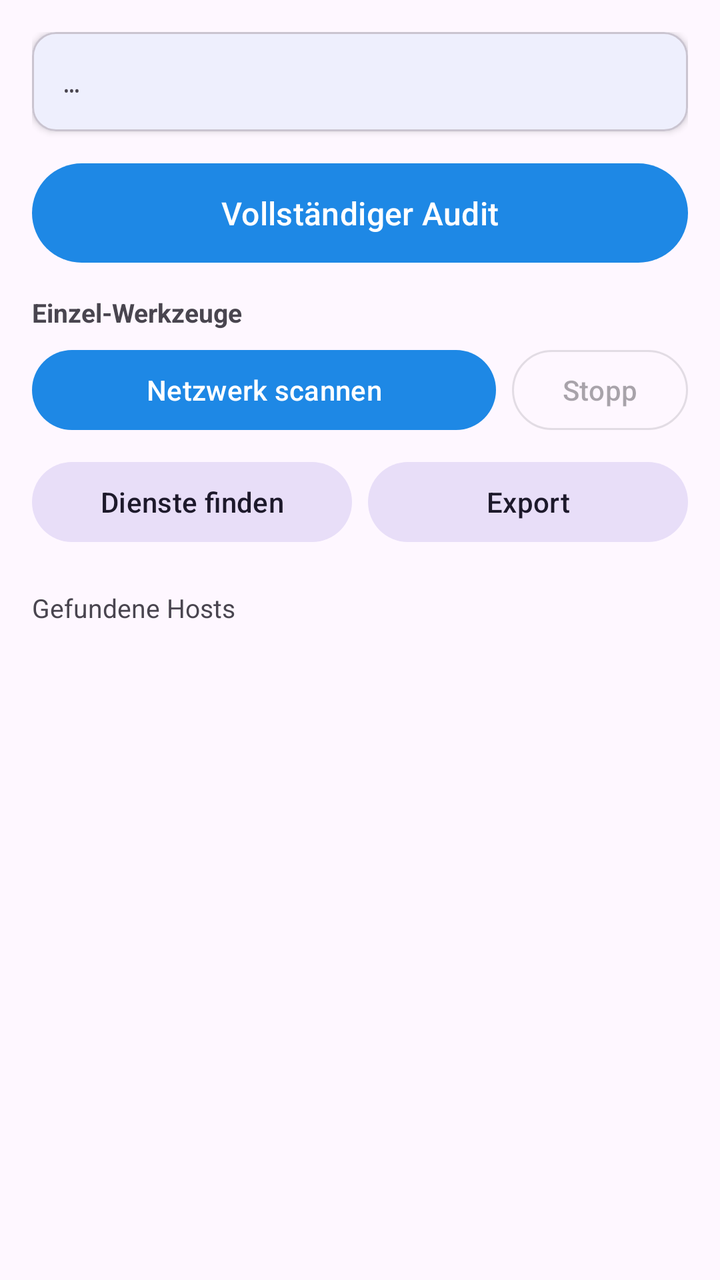
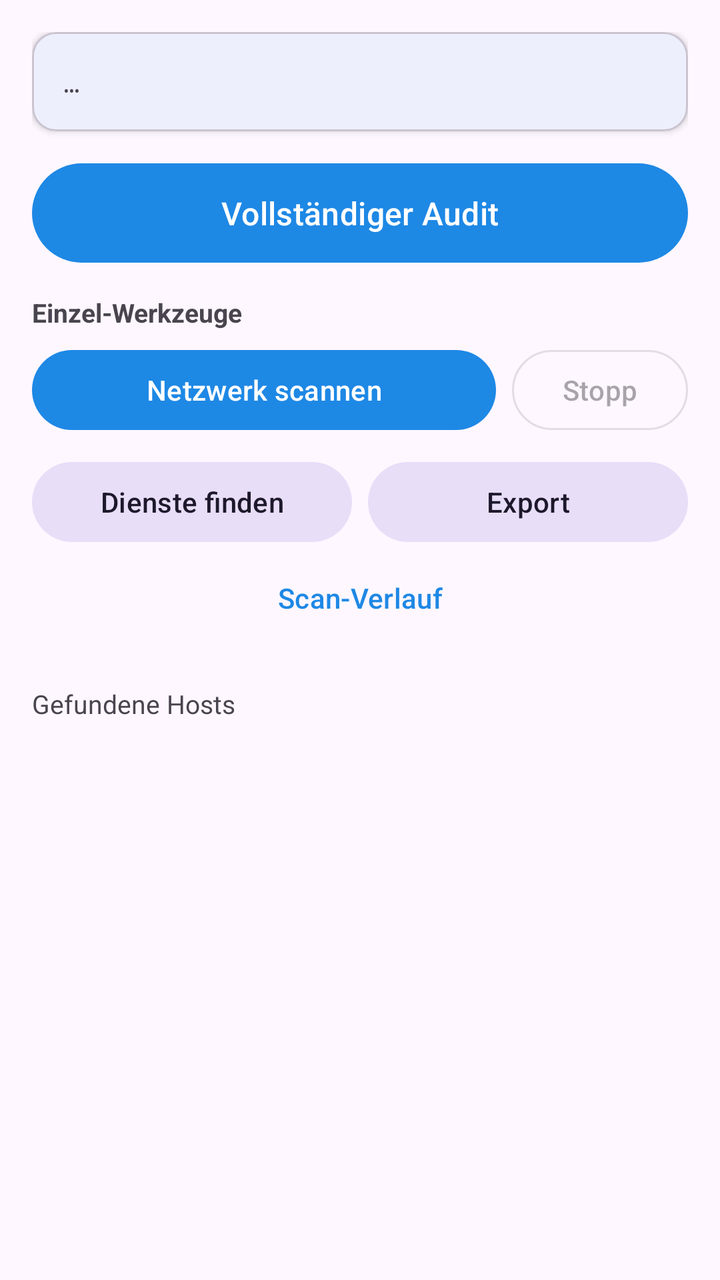

Two renders of the same Android screen: before a commit and after it. Below are the layout's source before the change and the commit's diff.
<!-- AndroidManifest.xml: application theme Theme.NetAudit -->
<!-- res/layout/activity_main.xml -->
<?xml version="1.0" encoding="utf-8"?>
<LinearLayout xmlns:android="http://schemas.android.com/apk/res/android"
    android:layout_width="match_parent"
    android:layout_height="match_parent"
    android:orientation="vertical"
    android:padding="16dp">

    <com.google.android.material.card.MaterialCardView
        android:layout_width="match_parent"
        android:layout_height="wrap_content"
        app:cardCornerRadius="12dp"
        app:cardElevation="2dp"
        xmlns:app="http://schemas.android.com/apk/res-auto">

        <TextView
            android:id="@+id/networkInfo"
            android:layout_width="match_parent"
            android:layout_height="wrap_content"
            android:padding="16dp"
            android:fontFamily="monospace"
            android:textSize="13sp"
            android:text="…" />
    </com.google.android.material.card.MaterialCardView>

    <com.google.android.material.button.MaterialButton
        android:id="@+id/auditButton"
        android:layout_width="match_parent"
        android:layout_height="wrap_content"
        android:layout_marginTop="12dp"
        android:paddingVertical="14dp"
        android:textSize="16sp"
        android:text="@string/full_audit" />

    <TextView
        android:layout_width="match_parent"
        android:layout_height="wrap_content"
        android:layout_marginTop="12dp"
        android:text="Einzel-Werkzeuge"
        android:textStyle="bold"
        android:textSize="13sp" />

    <LinearLayout
        android:layout_width="match_parent"
        android:layout_height="wrap_content"
        android:orientation="horizontal"
        android:layout_marginTop="6dp">

        <com.google.android.material.button.MaterialButton
            android:id="@+id/scanButton"
            android:layout_width="0dp"
            android:layout_weight="1"
            android:layout_height="wrap_content"
            android:text="@string/scan_network" />

        <com.google.android.material.button.MaterialButton
            android:id="@+id/stopButton"
            style="@style/Widget.Material3.Button.OutlinedButton"
            android:layout_width="wrap_content"
            android:layout_height="wrap_content"
            android:layout_marginStart="8dp"
            android:enabled="false"
            android:text="@string/stop" />
    </LinearLayout>

    <LinearLayout
        android:layout_width="match_parent"
        android:layout_height="wrap_content"
        android:orientation="horizontal"
        android:layout_marginTop="8dp">

        <com.google.android.material.button.MaterialButton
            android:id="@+id/discoveryButton"
            style="@style/Widget.Material3.Button.TonalButton"
            android:layout_width="0dp"
            android:layout_weight="1"
            android:layout_height="wrap_content"
            android:text="@string/discover_services" />

        <com.google.android.material.button.MaterialButton
            android:id="@+id/exportButton"
            style="@style/Widget.Material3.Button.TonalButton"
            android:layout_width="0dp"
            android:layout_weight="1"
            android:layout_height="wrap_content"
            android:layout_marginStart="8dp"
            android:text="@string/export" />
    </LinearLayout>

    <com.google.android.material.progressindicator.LinearProgressIndicator
        android:id="@+id/progress"
        android:layout_width="match_parent"
        android:layout_height="wrap_content"
        android:layout_marginTop="8dp"
        android:visibility="invisible"
        android:indeterminate="false" />

    <TextView
        android:id="@+id/statusLine"
        android:layout_width="match_parent"
        android:layout_height="wrap_content"
        android:layout_marginTop="8dp"
        android:textSize="13sp"
        android:text="@string/hosts_found" />

    <androidx.recyclerview.widget.RecyclerView
        android:id="@+id/hostList"
        android:layout_width="match_parent"
        android:layout_height="0dp"
        android:layout_weight="1"
        android:layout_marginTop="8dp"
        android:clipToPadding="false"
        android:paddingBottom="16dp" />
</LinearLayout>
<!-- resources referenced by this layout -->
<resources>
  <string name="discover_services">Dienste finden</string>
  <string name="export">Export</string>
  <string name="full_audit">Vollständiger Audit</string>
  <string name="hosts_found">Gefundene Hosts</string>
  <string name="scan_network">Netzwerk scannen</string>
  <string name="stop">Stopp</string>
  <style name="Theme.NetAudit" parent="Theme.Material3.DayNight.NoActionBar">
          <item name="colorPrimary">@color/brand_primary</item>
          <item name="colorPrimaryDark">@color/brand_dark</item>
          <item name="colorSecondary">@color/accent</item>
      </style>
  <color name="brand_primary">#1E88E5</color>
  <color name="brand_dark">#0D47A1</color>
  <color name="accent">#00C853</color>
</resources>

<!-- the commit's change to res/layout/activity_main.xml (unified diff, before → after) -->
@@ -86,6 +86,13 @@
             android:text="@string/export" />
     </LinearLayout>
 
+    <com.google.android.material.button.MaterialButton
+        android:id="@+id/historyButton"
+        style="@style/Widget.Material3.Button.TextButton"
+        android:layout_width="match_parent"
+        android:layout_height="wrap_content"
+        android:text="@string/history" />
+
     <com.google.android.material.progressindicator.LinearProgressIndicator
         android:id="@+id/progress"
         android:layout_width="match_parent"
<!-- resource entries referenced after the edit -->
@@ -3,6 +3,7 @@
   <string name="discover_services">Dienste finden</string>
   <string name="export">Export</string>
   <string name="full_audit">Vollständiger Audit</string>
+  <string name="history">Scan-Verlauf</string>
   <string name="hosts_found">Gefundene Hosts</string>
   <string name="scan_network">Netzwerk scannen</string>
   <string name="stop">Stopp</string>
